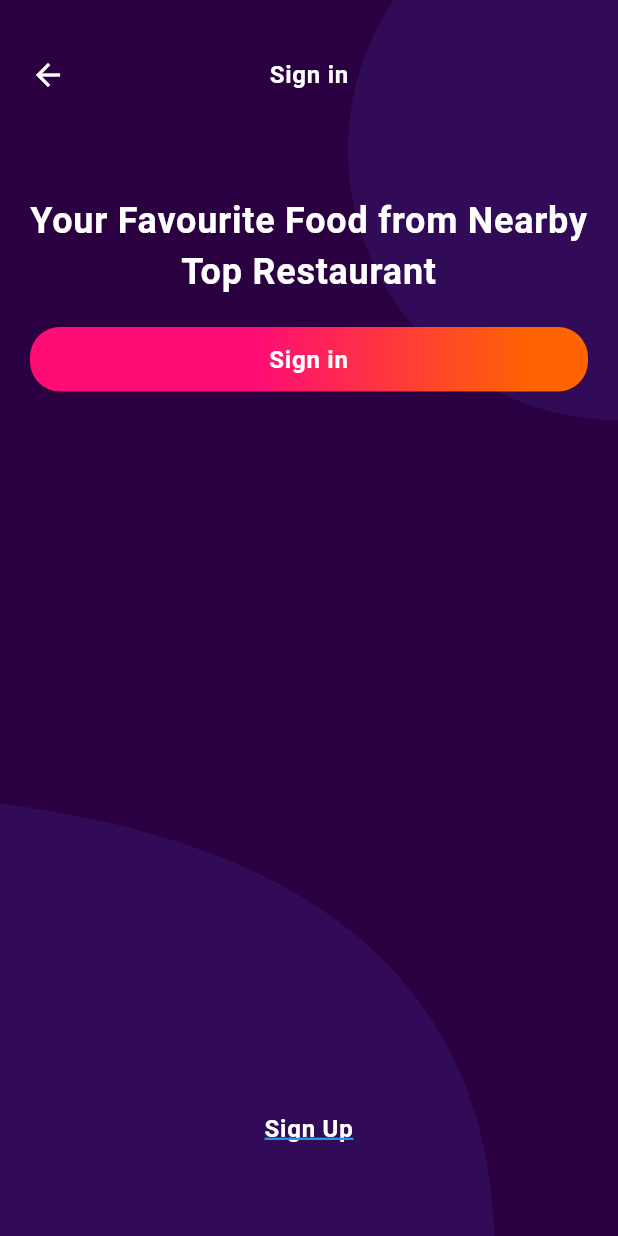
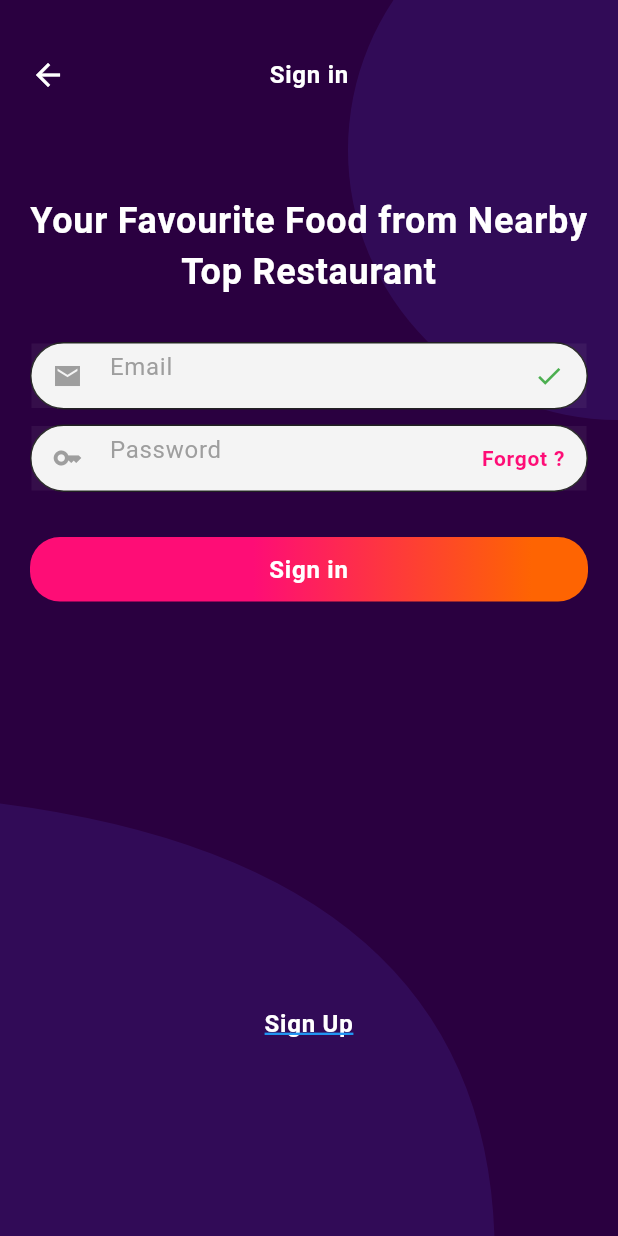
Before and after one commit to lucky93agarwal/Restaurant_App_Design, a Flutter app: the LoginScreen screen opened by its route, on a phone screen of 412 x 824 dp. Run offline on Flutter 3.47's test engine with Material 2 defaults, Android fonts, the phone set to English and light mode, and no system bars; our stand-ins replace get; Roboto replaces fonts that are missing (Mukta).

Commit message:
sing in screen complete

```diff
--- a/lib/ui/login_screen.dart
+++ b/lib/ui/login_screen.dart
@@ -1,6 +1,7 @@
 import 'package:flutter/material.dart';
 import 'package:restaurant_app_design/ui/widgets/app_bar_widget.dart';
 import 'package:restaurant_app_design/ui/widgets/custom_painter.dart';
+import 'package:restaurant_app_design/ui/widgets/text_field.dart';
 import 'package:restaurant_app_design/ui/widgets/vertical_and_horizontal_gap.dart';
 import 'package:restaurant_app_design/utils/color.dart';
 import 'package:restaurant_app_design/utils/font_utils.dart';
@@ -14,9 +15,13 @@ class LoginScreen extends StatefulWidget {
 }
 
 class _LoginScreenState extends State<LoginScreen> {
+  TextEditingController emailController = TextEditingController();
+  TextEditingController passController = TextEditingController();
   void onTapButton(){
   }
   void onTapMoveNextButton(){
+  }
+  void onTapForgotButton(){
   }
   @override
   Widget build(BuildContext context) {
@@ -24,13 +29,29 @@ class _LoginScreenState extends State<LoginScreen> {
       backgroundColor: Theme.of(context).bgDarkColor,
       body: CustomPaint(
         painter: CustomPainterTwo(),
-        child: Column(
+        child: ListView(
           children: [
+
             appBarWidget("Sign in"),
             verticalSpacing(20),
             titleWidget("Your Favourite Food from Nearby Top Restaurant"),
+            verticalSpacing(20),
+            AppTextField(
+              ctrl: emailController,
+                hintText: "Email",
+                textInputType:TextInputType.emailAddress,
+                icons:0
+            ),
+            verticalSpacing(10),
+            AppTextField(
+                ctrl: passController,
+                hintText: "Password",
+                textInputType:TextInputType.visiblePassword,
+              onTap: onTapForgotButton,
+            ),
+            verticalSpacing(20),
             customButton("Sign in",context,onTapButton),
-            const Spacer(),
+            verticalSpacing(240),
             customTextUnderLineButton("Sign Up",onTapMoveNextButton),
             verticalSpacing(40),
           ],
--- /dev/null
+++ b/lib/ui/widgets/text_field.dart
@@ -0,0 +1,63 @@
+import 'package:flutter/material.dart';
+import 'package:restaurant_app_design/utils/color.dart';
+import 'package:restaurant_app_design/utils/font_utils.dart';
+
+class AppTextField extends StatelessWidget {
+  const AppTextField(
+      {super.key,
+        required this.ctrl,
+        this.hintText,
+        this.textInputType,
+        this.textCapitalization,
+        this.fieldHeight,
+        this.style,
+        this.icons,
+      this.onTap});
+  final TextEditingController ctrl;
+  final String? hintText;
+  final TextInputType? textInputType;
+  final TextCapitalization? textCapitalization;
+  final double? fieldHeight;
+  final TextStyle? style;
+  final int? icons;
+  final void Function()? onTap;
+  @override
+  Widget build(BuildContext context) {
+    return Container(
+      margin: const EdgeInsets.symmetric(horizontal: 20),
+      height: 45,
+      decoration: BoxDecoration(
+          color: const Color(0xFFF6F6F6),
+          borderRadius: BorderRadius.circular(25),
+          border: Border.all(color: Theme.of(context).textColor)),
+      child: TextField(
+        keyboardType: textInputType,
+        style: style,
+        textAlign: TextAlign.start,
+        textCapitalization: textCapitalization ?? TextCapitalization.sentences,
+        decoration: InputDecoration(
+          hintText: hintText,
+          hintStyle: const TextStyle(color: Colors.grey),
+          fillColor: const Color(0x10DADADA),
+          filled: true,
+          border: InputBorder.none,
+          focusedBorder: InputBorder.none,
+          errorBorder: InputBorder.none,
+          enabledBorder: InputBorder.none,
+          disabledBorder: InputBorder.none,
+          focusedErrorBorder: InputBorder.none,
+          prefixIcon: icons==0?const Icon(Icons.mail_sharp,color: Colors.grey,size: 20,): const Icon(Icons.key,color: Colors.grey,size: 20,),
+          suffixIcon:icons==0? const Icon(Icons.check,color: Colors.green,size: 20,): InkWell(
+            onTap: onTap,
+            child: Text("Forgot ?",style: FontUtilities.h14(
+                fontColor: Theme.of(context).appMainLightColor, fontWeight: FWT.semiBold),),
+          ),
+          suffixIconConstraints: BoxConstraints(minWidth:icons==0? 50:70, minHeight: 0),
+
+          isDense: true,
+
+        ),
+      ),
+    );
+  }
+}
```
